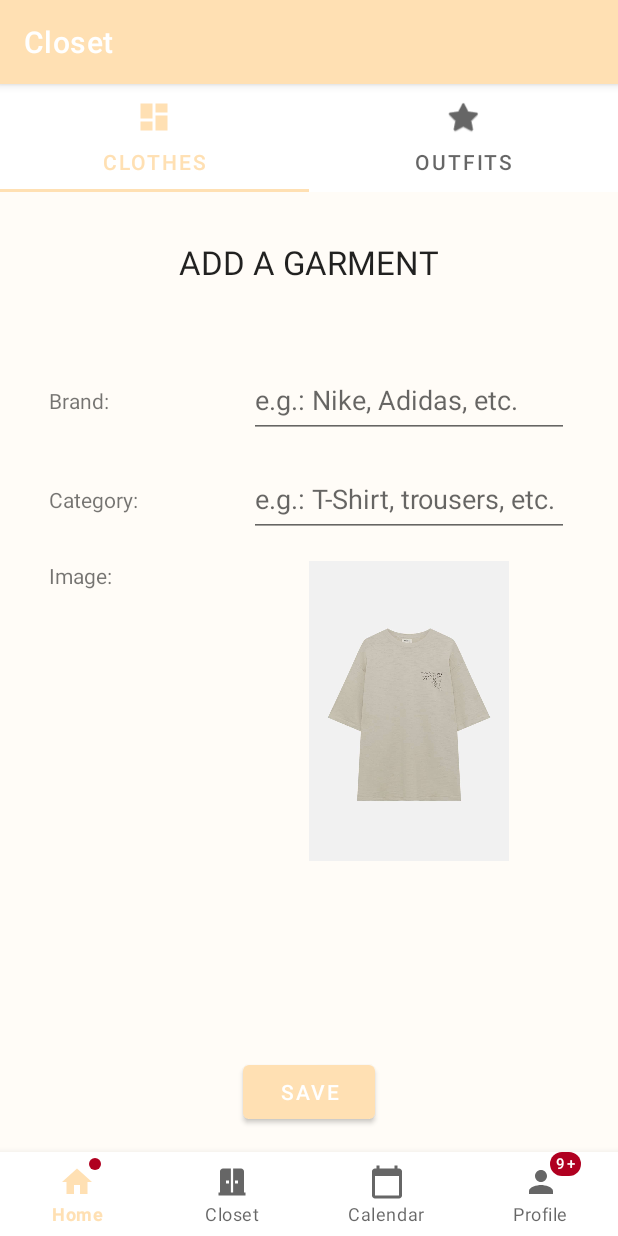
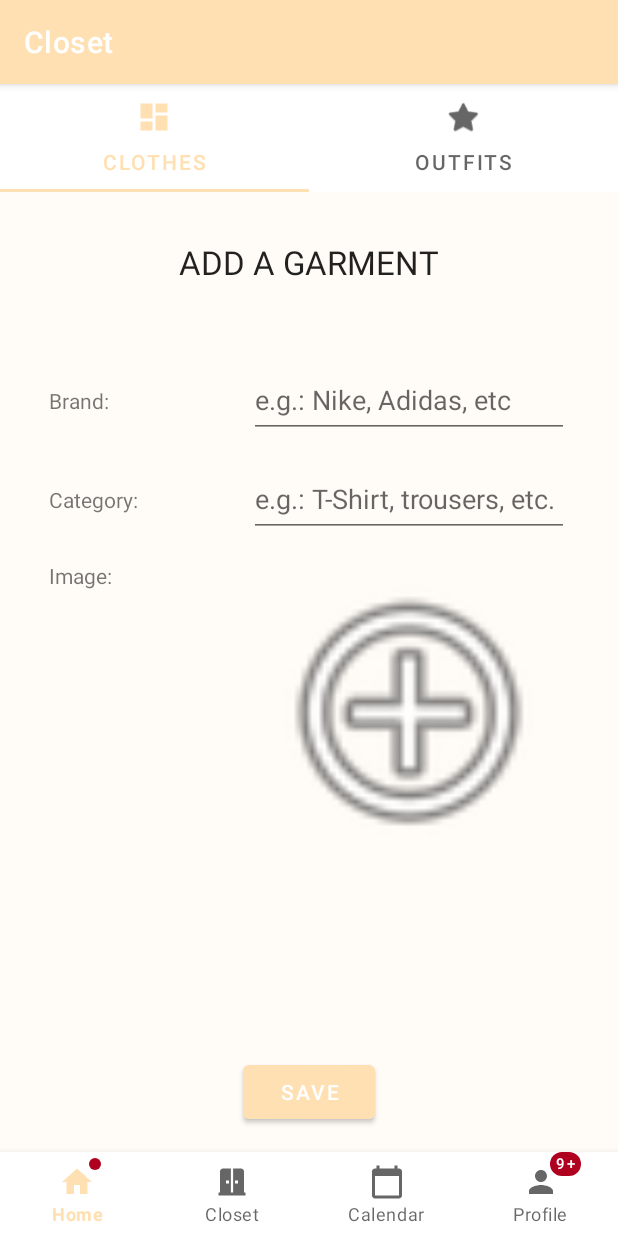
Before and after one commit to carlosoliva2000/my-closet, an Android app: the ClosetFragment screen opened through its navigation route, after a tap on an icon or button, on a phone screen of 412 x 824 dp. Run offline under Robolectric (Android 15) with nearby library versions, the phone set to English and light mode, and no system bars; our stand-ins replace navigation-ui; pictures from the network do not load.

Commit message:
Spanish translation
And text error fixes.

```diff
--- a/app/src/main/java/com/example/mycloset/FirstTimeActivity.java
+++ b/app/src/main/java/com/example/mycloset/FirstTimeActivity.java
@@ -36,10 +36,10 @@ public class FirstTimeActivity extends AppCompatActivity {
 
     private void register(String name) {
         if (name.isEmpty() || name.isBlank()) {
-            Toast.makeText(this, "Write your name in the text field, please", Toast.LENGTH_SHORT).show();
+            Toast.makeText(this, getString(R.string.sign_up_no_name), Toast.LENGTH_SHORT).show();
         }
         else if(name.length() < 2) {
-            Toast.makeText(this, "That doesn't look like a name", Toast.LENGTH_SHORT).show();
+            Toast.makeText(this, getString(R.string.sign_up_name_alike), Toast.LENGTH_SHORT).show();
         }
         else {
             SharedPreferences sharedPreferences = getSharedPreferences("MY_PREFERENCES", MODE_PRIVATE);
--- a/app/src/main/java/com/example/mycloset/ui/calendar/CalendarViewModel.java
+++ b/app/src/main/java/com/example/mycloset/ui/calendar/CalendarViewModel.java
@@ -10,7 +10,7 @@ public class CalendarViewModel extends ViewModel {
 
     public CalendarViewModel() {
         mText = new MutableLiveData<>();
-        mText.setValue("Coming soon...");
+        mText.setValue("Próximamente...");
     }
 
     public LiveData<String> getText() {
--- a/app/src/main/java/com/example/mycloset/ui/closet/ClosetFragment.java
+++ b/app/src/main/java/com/example/mycloset/ui/closet/ClosetFragment.java
@@ -64,11 +64,11 @@ public class ClosetFragment extends Fragment {
             public void onConfigureTab(@NonNull TabLayout.Tab tab, int position) {
                 //TODO: arreglar esto que está hardcodeado!!!
                 if (position == 0) {
-                    tab.setText("Clothes");
+                    tab.setText(getString(R.string.clothes));
                     tab.setIcon(R.drawable.ic_dashboard_black_24dp);
                 }
                 else if (position == 1) {
-                    tab.setText("Outfits");
+                    tab.setText(getString(R.string.outfits));
                     tab.setIcon(android.R.drawable.btn_star);
                 }
                 else
--- a/app/src/main/java/com/example/mycloset/ui/home/HomeFragment.java
+++ b/app/src/main/java/com/example/mycloset/ui/home/HomeFragment.java
@@ -62,7 +62,7 @@ public class HomeFragment extends Fragment {
     private Outfit outfitNow;
 
     private boolean canShowAccounts;
-    private boolean firstTime = true;
+    private int timesEntered = 0;
 
     @Override
     public void onCreate(@Nullable Bundle savedInstanceState) {
@@ -124,7 +124,7 @@ public class HomeFragment extends Fragment {
 
                             }
                         }).start();
-                        Toast.makeText(getContext(), "Good choice!", Toast.LENGTH_SHORT).show();
+                        Toast.makeText(getContext(), getString(R.string.outfit_registered), Toast.LENGTH_SHORT).show();
                     }
 
                     public void onFailure(@NonNull Throwable thrown) {
@@ -139,11 +139,9 @@ public class HomeFragment extends Fragment {
     @Override
     public void onResume() {
         super.onResume();
-        if (firstTime) {
-            firstTime = false;
-            Log.e("EEEEE", "IAUSDOIASDSDADUADUDUADS");
+        if (timesEntered++ < 2) {
             SharedPreferences sharedPreferences = getActivity().getSharedPreferences("MY_PREFERENCES", Context.MODE_PRIVATE);
-            binding.textViewGreetings.setText("Hello, " + sharedPreferences.getString("USERNAME", "... I don't know your name :("));
+            binding.textViewGreetings.setText( getString(R.string.greetings) + sharedPreferences.getString("USERNAME", "... I don't know your name :("));
         }
     }
 
--- a/app/src/main/java/com/example/mycloset/ui/overview/ClothesGridFragment.java
+++ b/app/src/main/java/com/example/mycloset/ui/overview/ClothesGridFragment.java
@@ -101,7 +101,7 @@ public class ClothesGridFragment extends Fragment {
 
         // Set the adapter
         if (true /*view instanceof RecyclerView*/) {
-            Log.e("ERRORASADASDADDASDSDDDADAD", "DEIOISFISOFUSODFUSDFDdffsfsdsdSOS");
+//            Log.e("ERRORASADASDADDASDSDDDADAD", "DEIOISFISOFUSODFUSDFDdffsfsdsdSOS");
 //            view = view.findViewById(R.id.list);
 //            Context context = view.getContext();
             Context context = getContext();
@@ -131,7 +131,7 @@ public class ClothesGridFragment extends Fragment {
         else
             listListenableFuture = garmentDao.selectCategory(category.toUpperCase());
 
-        Log.e("ERRORASADASDADDASDSDDDADAD", "DEIOISFISOFUSODFUSDFDdffsfsdsdSOS");
+//        Log.e("ERRORASADASDADDASDSDDDADAD", "DEIOISFISOFUSODFUSDFDdffsfsdsdSOS");
         Futures.addCallback(
                 listListenableFuture,
                 new FutureCallback<List<Garment>>() {
--- a/app/src/main/res/layout/fragment_add_garment.xml
+++ b/app/src/main/res/layout/fragment_add_garment.xml
@@ -18,7 +18,7 @@
             android:layout_width="wrap_content"
             android:layout_height="wrap_content"
             android:layout_marginTop="32dp"
-            android:text="ADD A GARMENT"
+            android:text="@string/add_a_garment"
             app:layout_constraintEnd_toEndOf="parent"
             app:layout_constraintStart_toStartOf="parent"
             app:layout_constraintTop_toTopOf="parent" />
@@ -28,7 +28,7 @@
             android:layout_width="wrap_content"
             android:layout_height="50dp"
             android:ems="10"
-            android:hint="e.g.: Nike, Adidas, etc."
+            android:hint="@string/e_g_nike_adidas_etc"
             android:inputType="text"
             app:layout_constraintEnd_toEndOf="parent"
             app:layout_constraintHorizontal_bias="0.5"
@@ -40,7 +40,7 @@
             android:layout_width="wrap_content"
             android:layout_height="50dp"
             android:ems="10"
-            android:hint="e.g.: T-Shirt, trousers, etc."
+            android:hint="@string/e_g_t_shirt_trousers_etc"
             android:inputType="text"
             app:layout_constraintEnd_toEndOf="parent"
             app:layout_constraintHorizontal_bias="0.5"
@@ -52,7 +52,7 @@
             android:layout_width="100dp"
             android:layout_height="50dp"
             android:gravity="center_vertical"
-            android:text="Brand:"
+            android:text="@string/brand"
             app:layout_constraintBottom_toBottomOf="parent"
             app:layout_constraintEnd_toStartOf="@+id/editTextBrand"
             app:layout_constraintHorizontal_bias="0.5"
@@ -66,7 +66,7 @@
             android:layout_height="50dp"
             android:layout_marginTop="16dp"
             android:gravity="center_vertical"
-            android:text="Category:"
+            android:text="@string/category"
             app:layout_constraintEnd_toStartOf="@+id/editTextCategory"
             app:layout_constraintHorizontal_bias="0.5"
             app:layout_constraintStart_toStartOf="parent"
@@ -77,7 +77,7 @@
             android:layout_width="wrap_content"
             android:layout_height="wrap_content"
             android:layout_marginBottom="16dp"
-            android:text="Save"
+            android:text="@string/save"
             app:layout_constraintBottom_toBottomOf="parent"
             app:layout_constraintEnd_toEndOf="parent"
             app:layout_constraintStart_toStartOf="parent" />
@@ -87,7 +87,7 @@
             android:layout_width="100dp"
             android:layout_height="50dp"
             android:layout_marginTop="16dp"
-            android:text="Image:"
+            android:text="@string/image"
             app:layout_constraintStart_toStartOf="@+id/textViewCategory"
             app:layout_constraintTop_toBottomOf="@+id/textViewCategory" />
 
@@ -106,7 +106,7 @@
             app:layout_constraintEnd_toEndOf="@+id/editTextCategory"
             app:layout_constraintStart_toStartOf="@+id/editTextCategory"
             app:layout_constraintTop_toTopOf="@+id/textView8"
-            app:srcCompat="@drawable/camiseta" />
+            app:srcCompat="@android:drawable/ic_menu_add" />
 
     </androidx.constraintlayout.widget.ConstraintLayout>
 </androidx.core.widget.NestedScrollView>
--- a/app/src/main/res/layout/fragment_closet.xml
+++ b/app/src/main/res/layout/fragment_closet.xml
@@ -25,14 +25,14 @@
             android:layout_width="wrap_content"
             android:layout_height="wrap_content"
             android:icon="@drawable/ic_dashboard_black_24dp"
-            android:text="Clothes" />
+            android:text="@string/clothes" />
 
         <com.google.android.material.tabs.TabItem
 
             android:layout_width="wrap_content"
             android:layout_height="wrap_content"
             android:icon="@android:drawable/btn_star"
-            android:text="Outfits" />
+            android:text="@string/outfits" />
 
     </com.google.android.material.tabs.TabLayout>
 
--- a/app/src/main/res/layout/fragment_clothes_grid.xml
+++ b/app/src/main/res/layout/fragment_clothes_grid.xml
@@ -12,7 +12,7 @@
         android:layout_width="match_parent"
         android:layout_height="wrap_content"
         android:gravity="center"
-        android:text="This seems a bit empty... :( \n\nAdd clothes with the floating button of the Wardrobe tab"
+        android:text="@string/this_seems_a_bit_empty_n_nadd_clothes_with_the_floating_button_of_the_wardrobe_tab"
         android:visibility="gone"
         app:layout_constraintBottom_toBottomOf="parent"
         app:layout_constraintEnd_toEndOf="parent"
--- a/app/src/main/res/layout/fragment_outfits.xml
+++ b/app/src/main/res/layout/fragment_outfits.xml
@@ -40,7 +40,7 @@
                 android:layout_marginStart="24dp"
                 android:layout_marginEnd="24dp"
                 android:gravity="center"
-                android:text="Save your favourite combinations of clothes in this tab!"
+                android:text="@string/save_your_favourite_combinations_of_clothes_in_this_tab"
                 android:visibility="gone"
                 app:layout_constraintBottom_toBottomOf="parent"
                 app:layout_constraintEnd_toEndOf="parent"
--- a/app/src/main/res/layout/fragment_profile.xml
+++ b/app/src/main/res/layout/fragment_profile.xml
@@ -26,7 +26,7 @@
         android:layout_width="0dp"
         android:layout_height="wrap_content"
         android:gravity="center"
-        android:text="Coming soon..."
+        android:text="@string/coming_soon"
         app:layout_constraintBottom_toBottomOf="parent"
         app:layout_constraintEnd_toEndOf="parent"
         app:layout_constraintStart_toStartOf="parent"
--- a/app/src/main/res/layout/fragment_show_outfit.xml
+++ b/app/src/main/res/layout/fragment_show_outfit.xml
@@ -54,7 +54,7 @@
             android:layout_width="wrap_content"
             android:layout_height="wrap_content"
             android:layout_marginTop="24dp"
-            android:text="Compuesto por"
+            android:text="@string/composed_by"
             app:layout_constraintEnd_toEndOf="parent"
             app:layout_constraintStart_toStartOf="parent"
             app:layout_constraintTop_toBottomOf="@+id/imageView_show_outfit" />
@@ -65,7 +65,7 @@
             android:layout_height="wrap_content"
             android:layout_marginTop="32dp"
             android:backgroundTint="@android:color/holo_red_light"
-            android:text="X Delete"
+            android:text="@string/x_delete"
             app:layout_constraintEnd_toEndOf="parent"
             app:layout_constraintHorizontal_bias="0.479"
             app:layout_constraintStart_toStartOf="parent"
--- a/app/src/main/res/values/strings.xml
+++ b/app/src/main/res/values/strings.xml
@@ -1,5 +1,5 @@
 <resources>
-    <string name="app_name">My Closet</string>
+    <string name="app_name">MyCloset</string>
     <string name="title_home" translatable="false">Home</string>
     <string name="title_calendar">Calendar</string>
     <!-- TODO: Remove or change this placeholder text -->
@@ -110,14 +110,47 @@
 
     <!-- Messages Preferences -->
     <string name="signature_title">Your signature</string>
-    <string name="reply_title">Default reply action</string>
+    <string name="reply_title" translatable="false">Default reply action</string>
 
     <!-- Sync Preferences -->
-    <string name="sync_title">Sync email periodically</string>
+    <string name="sync_title" translatable="false">Sync email periodically</string>
     <string name="attachment_title">Download incoming attachments</string>
     <string name="attachment_summary_on">Automatically download attachments for incoming emails
     </string>
     <string name="attachment_summary_off">Only download attachments when manually requested</string>
     <string name="title_closet">Closet</string>
     <string name="title_profile">Profile</string>
+    <string name="greetings">"Hello, "</string>
+    <string name="outfit_registered">Good choice!</string>
+    <string name="coming_soon">Coming soon...</string>
+    <string name="sign_up_no_name">Write your name in the text field, please</string>
+    <string name="sign_up_name_alike">That doesn\'t look like a name</string>
+    <string name="welcome_to">WELCOME TO</string>
+    <string name="your_first_time_sign_up_here">Your first time? Sign up here</string>
+    <string name="what_s_your_name">What\'s your name?</string>
+    <string name="sign_up">Sign Up</string>
+    <string name="e_g_nike_adidas_etc">e.g.: Nike, Adidas, etc</string>
+    <string name="e_g_t_shirt_trousers_etc">e.g.: T-Shirt, trousers, etc.</string>
+    <string name="brand">Brand:</string>
+    <string name="category">Category:</string>
+    <string name="image">Image:</string>
+    <string name="add_a_garment">ADD A GARMENT</string>
+    <string name="create_a_new_outfit">CREATE A NEW OUTFIT</string>
+    <string name="select_some_clothes">Select some clothes</string>
+    <string name="discard">Discard</string>
+    <string name="save">Save</string>
+    <string name="add_garment">+ Add garment</string>
+    <string name="name">Name:</string>
+    <string name="add_a_picture_of_the_outfit_on_a_surface_or_wearing_it">Add a picture of the outfit, on a surface or wearing it yourself!</string>
+    <string name="what_are_you_wearing_right_now">What are you wearing right now?</string>
+    <string name="select_outfit">Select outfit</string>
+    <string name="nclick_on_the_button_below_to_register_the_outfit_you_are_currently_wearing_n">\nClick on the button below to register the outfit you are currently wearing\n</string>
+    <string name="more_features_to_come">More features to come!</string>
+    <string name="nplan_events_and_see_the_outfits_you_wore_each_day_on_the_calendar_recommendations_based_on_your_usage_pattern_outfit_suggestions_customizable_profile_n">\nPlan events and see the outfits you wore each day on the calendar, recommendations based on your usage pattern, outfit suggestions, customizable profile...\n</string>
+    <string name="x_delete">X Delete</string>
+    <string name="composed_by">Composed by</string>
+    <string name="clothes">Clothes</string>
+    <string name="outfits" translatable="false">Outfits</string>
+    <string name="this_seems_a_bit_empty_n_nadd_clothes_with_the_floating_button_of_the_wardrobe_tab">This seems a bit empty... :(\\n\\nAdd clothes using the floating button of the Closet tab</string>
+    <string name="save_your_favourite_combinations_of_clothes_in_this_tab">Save your favourite combinations of clothes in this tab!</string>
 </resources>
```
Also changed, not shown: app/src/main/res/layout/activity_first_time.xml (+5 -5 lines), app/src/main/res/layout/fragment_add_outfit.xml (+11 -8 lines), app/src/main/res/layout/fragment_home.xml (+6 -6 lines), app/src/main/res/layout/fragment_show_garment.xml (+3 -5 lines), 1 other file.
